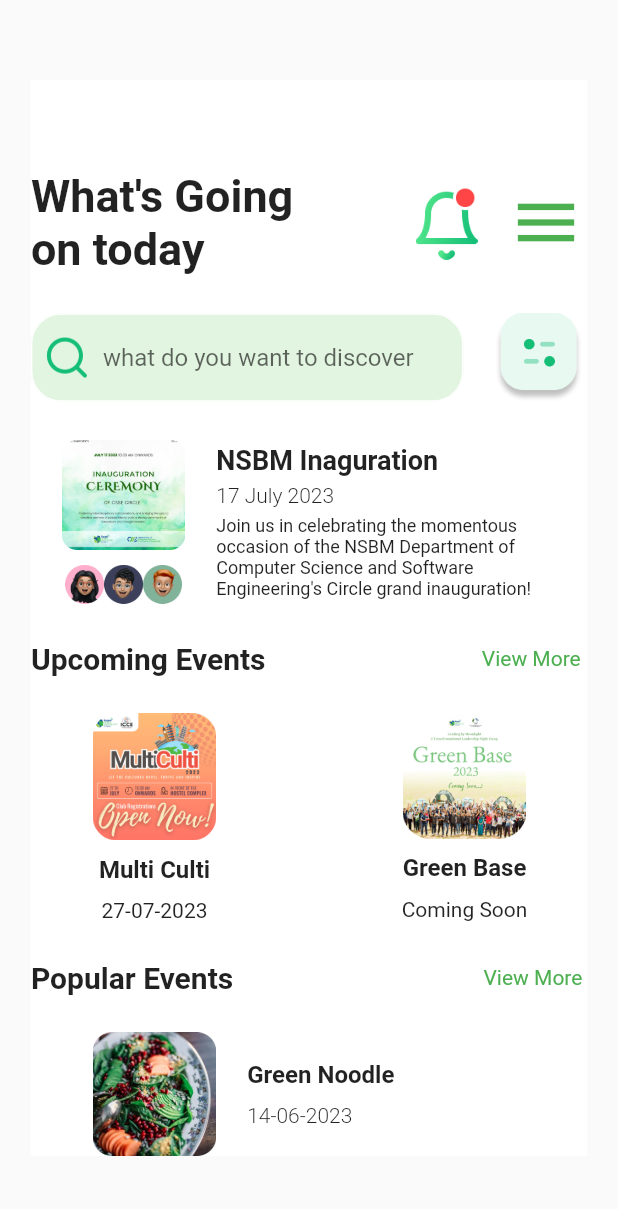
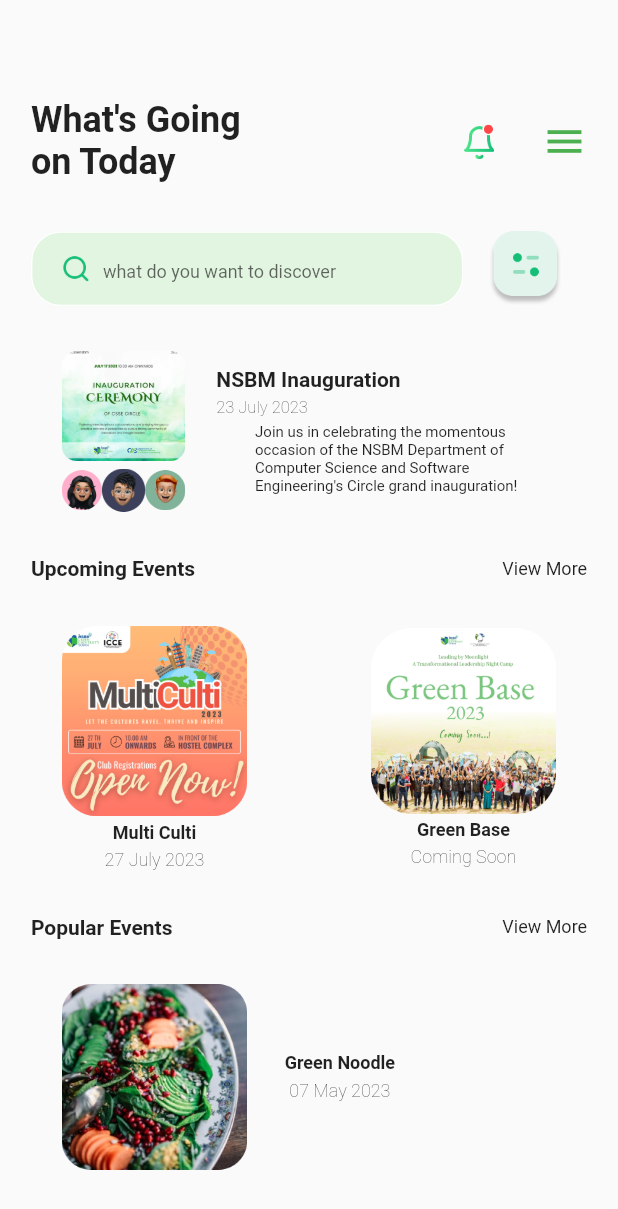
Before and after one commit to ISHANKA-git/NEventify, a Flutter app: the HomePage screen opened directly, on a phone screen of 412 x 824 dp. Shown: the top 1209 px of the screen. Run offline on Flutter 3.47's test engine with Material 2 defaults, Android fonts, the phone set to English and light mode, and no system bars; our stand-ins replace firebase_auth, firebase_core, google_fonts; accounts and stored records are empty.

Commit message:
modified homepage

```diff
--- a/lib/views/home_page.dart
+++ b/lib/views/home_page.dart
@@ -1,6 +1,4 @@
 import 'package:flutter/material.dart';
-import 'package:n_eventify/views/popular_events.dart';
-import 'package:n_eventify/views/upcoming_events.dart';
 
 class HomePage extends StatefulWidget {
   const HomePage({super.key});
@@ -15,73 +13,87 @@ class _HomePageState extends State<HomePage> {
   Widget build(BuildContext context) {
     final screenwidth = MediaQuery.of(context).size.width;
     return Scaffold(
-      //backgroundColor: const Color.fromARGB(255, 170, 168, 168),
       body: Row(
         children: [
-          Container(
-            //left side margin
-            width: screenwidth * .05,
+          Expanded(
+            flex: 1,
+            child: Container(),
           ),
           SingleChildScrollView(
-            child: Container(
-              //body
-              color: Colors.white,
+            child: Expanded(
+              flex: 18,
+              child: SizedBox(
                 width: screenwidth * .9,
                 child: Column(
                   children: [
                     const SizedBox(
-                    height: 60,
+                      height: 20,
                     ),
                     Row(
-                    //1st row sesction
                       children: [
-                      const Text(
-                        "What's Going \non today",
+                        SizedBox(
+                          height: 60,
+                          width: screenwidth * .6,
+                          child: const Align(
+                            alignment: Alignment.centerLeft,
+                            child: Text(
+                              "What's Going\non Today",
                               style: TextStyle(
-                            fontSize: 30, fontWeight: FontWeight.bold),
+                                  fontSize: 24, fontWeight: FontWeight.bold),
                             ),
-                      SizedBox(
-                        width: screenwidth * .18,
-                      ),
-                      SizedBox(
-                        child: Image.asset(
-                          "assets/homePage/notificationicon.png",
-                          width: screenwidth * .1,
                           ),
                         ),
                         SizedBox(
-                        width: screenwidth * .05,
+                          height: 60,
+                          width: screenwidth * .15,
+                          child: Align(
+                            alignment: Alignment.centerRight,
+                            child: Image.asset(
+                              "assets/homePage/notificationicon.png",
+                              scale: 4,
                             ),
-                      const Icon(
+                          ),
+                        ),
+                        SizedBox(
+                          height: 60,
+                          width: screenwidth * .15,
+                          child: const Align(
+                            alignment: Alignment.centerRight,
+                            child: Icon(
                               Icons.menu,
                               color: Colors.green,
-                        size: 50,
+                              size: 30,
+                            ),
+                          ),
                         ),
                       ],
                     ),
                     const SizedBox(
-                    height: 25,
+                      height: 30,
                     ),
                     Row(
-                    //2nd row section
                       children: [
                         SizedBox(
+                          height: 50,
                           width: screenwidth * .7,
                           child: TextField(
                             decoration: InputDecoration(
                               filled: true,
-                            fillColor: const Color.fromARGB(255, 226, 245, 225),
+                              fillColor:
+                                  const Color.fromARGB(255, 226, 245, 225),
                               hintText: 'what do you want to discover',
+                              hintStyle: const TextStyle(fontSize: 12),
                               prefixIcon: IconButton(
                                 alignment: Alignment.centerRight,
-                              iconSize: 30,
                                 onPressed: () {},
                                 icon: Image.asset(
                                   'assets/homePage/searchicon.png',
+                                  width: 20,
                                 ),
                               ),
                               enabledBorder: OutlineInputBorder(
-                              borderSide: const BorderSide(color: Colors.white),
+                                borderSide:
+                                    const BorderSide(color: Colors.white),
                                 borderRadius: BorderRadius.circular(20),
                               ),
                             ),
@@ -89,251 +101,260 @@ class _HomePageState extends State<HomePage> {
                           ),
                         ),
                         SizedBox(
-                        width: screenwidth * .05,
-                      ),
-                      Image.asset(
-                        'assets/homePage/filtericon.png',
-                        height: 60,
+                          width: screenwidth * .2,
+                          height: 50,
+                          child: Image.asset("assets/homePage/filtericon.png"),
                         ),
                       ],
                     ),
                     const SizedBox(
-                    height: 25,
-                  ),
-                  Row(
-                    //3rd row section
-                    children: [
-                      Container(
-                        width: screenwidth * .05,
-                      ),
-                      Column(
-                        children: [
-                          Image.asset(
-                            'assets/homePage/ceremony.png',
-                            width: screenwidth * .2,
-                          ),
-                          const SizedBox(
-                            height: 10,
+                      height: 30,
                     ),
                     Row(
                       children: [
+                        Container(
+                          color: Colors.amber,
+                          width: screenwidth * .05,
+                        ),
+                        SizedBox(
+                          width: screenwidth * .2,
+                          child: Column(
+                            children: [
+                              SizedBox(
+                                width: screenwidth * .2,
+                                child: Image.asset(
+                                  "assets/homePage/ceremony.png",
+                                  width: screenwidth * .2,
+                                ),
+                              ),
+                              const SizedBox(
+                                height: 5,
+                              ),
+                              SizedBox(
+                                width: screenwidth * .2,
+                                child: Row(
+                                  children: [
                                     Image.asset(
-                                'assets/homePage/p1.png',
-                                width: screenwidth * .063,
+                                      "assets/homePage/p1.png",
+                                      width: screenwidth * .065,
                                     ),
                                     Image.asset(
-                                'assets/homePage/p2.png',
-                                width: screenwidth * .063,
+                                      "assets/homePage/p2.png",
+                                      width: screenwidth * .07,
                                     ),
                                     Image.asset(
-                                'assets/homePage/p3.png',
-                                width: screenwidth * .063,
+                                      "assets/homePage/p3.png",
+                                      width: screenwidth * .065,
                                     ),
                                   ],
                                 ),
+                              ),
                             ],
+                          ),
                         ),
                         Container(
                           width: screenwidth * .05,
                         ),
-                      const Column(
-                        crossAxisAlignment: CrossAxisAlignment.start,
+                        SizedBox(
+                          width: screenwidth * .55,
+                          child: const Align(
+                            alignment: Alignment.topLeft,
+                            child: Column(
                               children: [
-                          Text(
-                            'NSBM Inaguration',
+                                Align(
+                                  alignment: Alignment.bottomLeft,
+                                  child: Text(
+                                    "NSBM Inauguration",
                                     style: TextStyle(
-                              fontSize: 18,
-                              fontWeight: FontWeight.bold,
+                                        fontSize: 14,
+                                        fontWeight: FontWeight.bold),
                                   ),
                                 ),
-                          SizedBox(
-                            height: 5,
+                                Padding(
+                                  padding: EdgeInsets.only(bottom: 4, top: 4),
+                                  child: Align(
+                                    alignment: Alignment.bottomLeft,
+                                    child: Text(
+                                      "23 July 2023",
+                                      style: TextStyle(
+                                          fontSize: 11,
+                                          fontWeight: FontWeight.w200),
                                     ),
-                          Text(
-                            '17 July 2023',
-                            style: TextStyle(fontWeight: FontWeight.w300),
                                   ),
-                          SizedBox(
-                            height: 5,
                                 ),
                                 Text(
                                   "Join us in celebrating the momentous\noccasion of the NSBM Department of\nComputer Science and Software\nEngineering's Circle grand inauguration!",
-                            style: TextStyle(fontSize: 12),
-                          ),
-                        ],
-                      ),
-                      SizedBox(
-                        width: screenwidth * .05,
-                      ),
-                    ],
-                  ),
-                  const SizedBox(
-                    height: 25,
-                  ),
-                  Row(
-                    //4th row section
-                    children: [
-                      const Text(
-                        "Upcoming Events",
-                        style: TextStyle(
-                            fontSize: 20, fontWeight: FontWeight.bold),
-                      ),
-                      SizedBox(
-                        width: screenwidth * .35,
-                      ),
-                      GestureDetector(
-                        onTap: () {
-                          Navigator.push(
-                            context,
-                            MaterialPageRoute(
-                              builder: (context) => const UpcomingEvents(),
-                            ),
-                          );
-                        },
-                        child: const Text(
-                          'View More',
-                          style: TextStyle(
-                            fontSize: 14,
-                            color: Colors.green,
-                          ),
-                        ),
-                      ),
-                    ],
-                  ),
-                  const SizedBox(
-                    height: 25,
-                  ),
-                  Row(
-                    //5th row section
-
-                    children: [
-                      SizedBox(
-                        width: screenwidth * .1,
-                      ),
-                      Column(
-                        children: [
-                          Image.asset(
-                            'assets/homePage/multiculti.png',
-                            width: screenwidth * .2,
-                          ),
-                          const SizedBox(
-                            height: 10,
-                          ),
-                          const Text(
-                            "Multi Culti",
-                            style: TextStyle(
-                                fontWeight: FontWeight.bold, fontSize: 16),
-                          ),
-                          const SizedBox(
-                            height: 10,
-                          ),
-                          const Text(
-                            '27-07-2023',
-                            style: TextStyle(fontWeight: FontWeight.w400),
-                          ),
-                        ],
-                      ),
-                      SizedBox(
-                        width: screenwidth * .3,
-                      ),
-                      Column(
-                        children: [
-                          Image.asset(
-                            'assets/homePage/greenbase.png',
-                            width: screenwidth * .2,
-                          ),
-                          const SizedBox(
-                            height: 10,
-                          ),
-                          const Text(
-                            "Green Base",
-                            style: TextStyle(
-                                fontSize: 16, fontWeight: FontWeight.bold),
-                          ),
-                          const SizedBox(
-                            height: 10,
-                          ),
-                          const Text(
-                            'Coming Soon',
-                            style: TextStyle(fontWeight: FontWeight.w400),
-                          ),
-                        ],
-                      ),
-                    ],
-                  ),
-                  const SizedBox(
-                    height: 25,
-                  ),
-                  Row(
-                    children: [
-                      const Text(
-                        "Popular Events",
-                        style: TextStyle(
-                            fontSize: 20, fontWeight: FontWeight.bold),
-                      ),
-                      SizedBox(
-                        width: screenwidth * .405,
-                      ),
-                      GestureDetector(
-                        onTap: () {
-                          Navigator.push(
-                            context,
-                            MaterialPageRoute(
-                              builder: (context) => const PopularEvents(),
-                            ),
-                          );
-                        },
-                        child: const Text(
-                          'View More',
-                          style: TextStyle(
-                            fontSize: 14,
-                            color: Colors.green,
-                          ),
-                        ),
-                      ),
-                    ],
-                  ),
-                  const SizedBox(
-                    height: 25,
-                  ),
-                  Row(
-                    children: [
-                      SizedBox(
-                        width: screenwidth * .1,
-                      ),
-                      Image.asset(
-                        "assets/homePage/greenn.png",
-                        width: screenwidth * .2,
-                      ),
-                      SizedBox(
-                        width: screenwidth * .05,
-                      ),
-                      const Column(
-                        crossAxisAlignment: CrossAxisAlignment.start,
-                        children: [
-                          Text(
-                            'Green Noodle',
-                            style: TextStyle(
-                                fontSize: 16, fontWeight: FontWeight.bold),
-                          ),
-                          SizedBox(
-                            height: 10,
-                          ),
-                          Text(
-                            '14-06-2023',
-                            style: TextStyle(fontWeight: FontWeight.w300),
-                          ),
-                        ],
-                      ),
-                    ],
+                                  style: TextStyle(fontSize: 10),
                                 ),
                               ],
                             ),
                           ),
                         ),
                         Container(
-            //right side margin
                           width: screenwidth * .05,
+                        ),
+                      ],
+                    ),
+                    const SizedBox(
+                      height: 30,
+                    ),
+                    Row(
+                      children: [
+                        SizedBox(
+                          width: screenwidth * .45,
+                          child: const Align(
+                            alignment: Alignment.centerLeft,
+                            child: Text(
+                              "Upcoming Events",
+                              style: TextStyle(
+                                  fontSize: 14, fontWeight: FontWeight.bold),
+                            ),
+                          ),
+                        ),
+                        SizedBox(
+                          width: screenwidth * .45,
+                          child: const Align(
+                              alignment: Alignment.centerRight,
+                              child: Text(
+                                "View More",
+                                style: TextStyle(
+                                  fontSize: 12,
+                                ),
+                              )),
+                        ),
+                      ],
+                    ),
+                    const SizedBox(
+                      height: 30,
+                    ),
+                    Row(
+                      children: [
+                        Container(
+                          width: screenwidth * .05,
+                        ),
+                        SizedBox(
+                          width: screenwidth * .3,
+                          child: Column(
+                            children: [
+                              Image.asset("assets/homePage/multiculti.png"),
+                              const Padding(
+                                padding: EdgeInsets.only(top: 4, bottom: 4),
+                                child: Text(
+                                  "Multi Culti",
+                                  style: TextStyle(
+                                      fontSize: 12,
+                                      fontWeight: FontWeight.w600),
+                                ),
+                              ),
+                              const Text(
+                                "27 July 2023",
+                                style: TextStyle(
+                                    fontSize: 12, fontWeight: FontWeight.w200),
+                              ),
+                            ],
+                          ),
+                        ),
+                        Container(
+                          width: screenwidth * .2,
+                        ),
+                        SizedBox(
+                          width: screenwidth * .3,
+                          child: Column(
+                            children: [
+                              Image.asset("assets/homePage/greenbase.png"),
+                              const Padding(
+                                padding: EdgeInsets.only(top: 4, bottom: 4),
+                                child: Text(
+                                  "Green Base",
+                                  style: TextStyle(
+                                      fontSize: 12,
+                                      fontWeight: FontWeight.w600),
+                                ),
+                              ),
+                              const Text(
+                                "Coming Soon",
+                                style: TextStyle(
+                                    fontSize: 12, fontWeight: FontWeight.w200),
+                              ),
+                            ],
+                          ),
+                        ),
+                        Container(
+                          width: screenwidth * .05,
+                        ),
+                      ],
+                    ),
+                    const SizedBox(
+                      height: 30,
+                    ),
+                    Row(
+                      children: [
+                        SizedBox(
+                          width: screenwidth * .45,
+                          child: const Align(
+                            alignment: Alignment.centerLeft,
+                            child: Text(
+                              "Popular Events",
+                              style: TextStyle(
+                                  fontSize: 14, fontWeight: FontWeight.bold),
+                            ),
+                          ),
+                        ),
+                        SizedBox(
+                          width: screenwidth * .45,
+                          child: const Align(
+                              alignment: Alignment.centerRight,
+                              child: Text(
+                                "View More",
+                                style: TextStyle(
+                                  fontSize: 12,
+                                ),
+                              )),
+                        ),
+                      ],
+                    ),
+                    const SizedBox(
+                      height: 30,
+                    ),
+                    Row(
+                      children: [
+                        Container(
+                          width: screenwidth * .05,
+                        ),
+                        SizedBox(
+                          width: screenwidth * .3,
+                          child: Image.asset("assets/homePage/greenn.png"),
+                        ),
+                        SizedBox(
+                          width: screenwidth * .3,
+                          child: Column(
+                            children: [
+                              Text(
+                                "Green Noodle",
+                                style: TextStyle(
+                                    fontSize: 12, fontWeight: FontWeight.w600),
+                              ),
+                              SizedBox(
+                                height: 5,
+                              ),
+                              Text(
+                                "07 May 2023",
+                                style: TextStyle(
+                                    fontSize: 12, fontWeight: FontWeight.w200),
+                              ),
+                            ],
+                          ),
+                        ),
+                      ],
+                    )
+                  ],
+                ),
+              ),
+            ),
+          ),
+          Expanded(
+            flex: 1,
+            child: Container(),
           ),
         ],
       ),
```
Also changed, not shown: 1 other file. Lines whose indentation alone changed are shown as unchanged.
